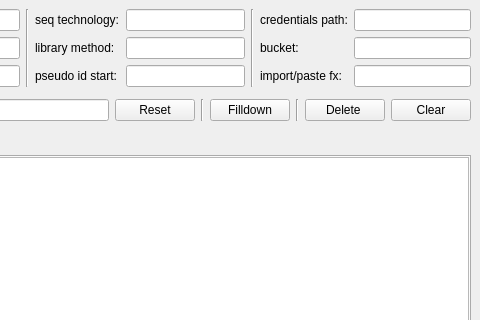
The window that gms_uploader/ui/mw.ui (genomic-medicine-sweden/GMS-uploader) describes before a commit, drawn with Qt 5; both pictures show x 320 to 800 and y 0 to 320 of the 800 by 600 pixel window.
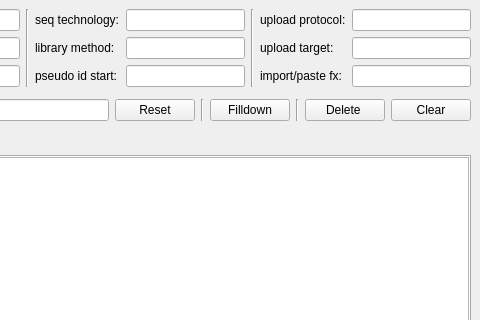
The same window after the commit. The open tabs and pages were chosen to show the change.

Commit message: upload complete (hopefully)

```diff
--- a/gms_uploader/ui/mw.ui
+++ b/gms_uploader/ui/mw.ui
@@ -150,7 +150,7 @@
             <item row="0" column="0">
              <widget class="QLabel" name="label">
               <property name="text">
-               <string>credentials path:</string>
+               <string>upload protocol:</string>
               </property>
              </widget>
             </item>
@@ -164,7 +164,7 @@
             <item row="1" column="0">
              <widget class="QLabel" name="label_10">
               <property name="text">
-               <string>bucket:</string>
+               <string>upload target:</string>
               </property>
              </widget>
             </item>
```
Left out of the diff: 10 changed lines with no effect on the pictures. The commit also changes 6 other files.
